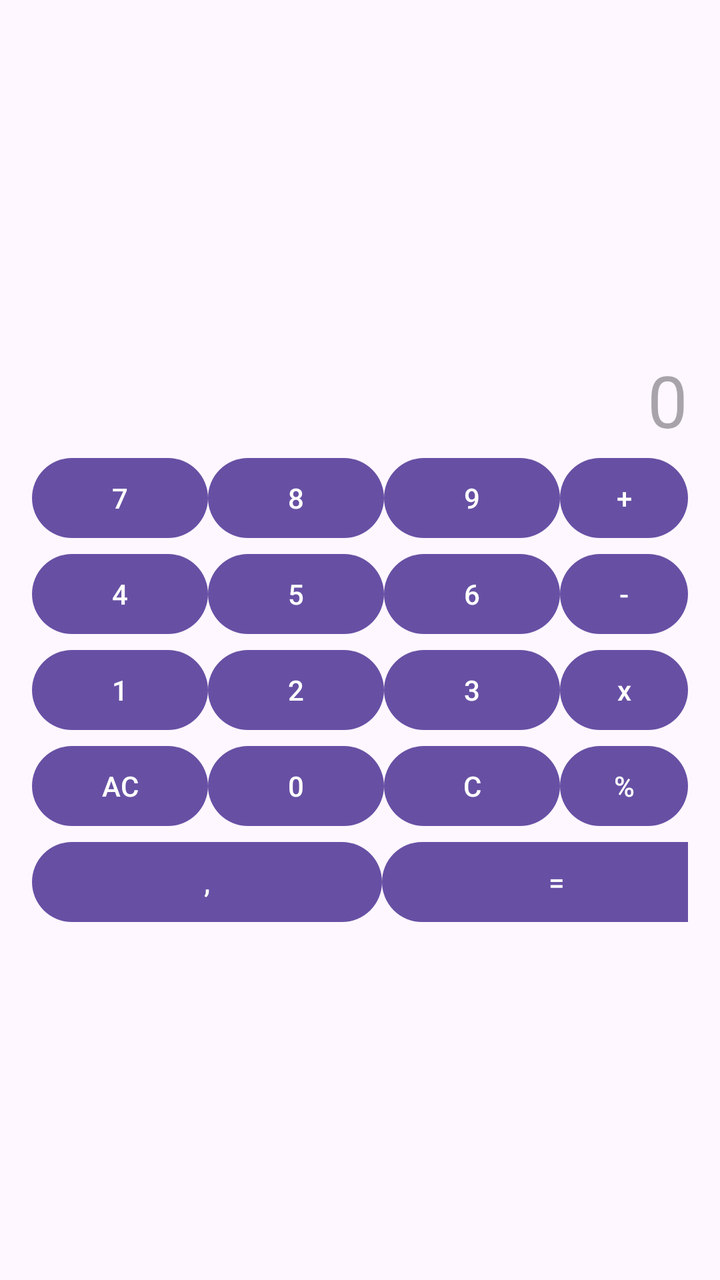
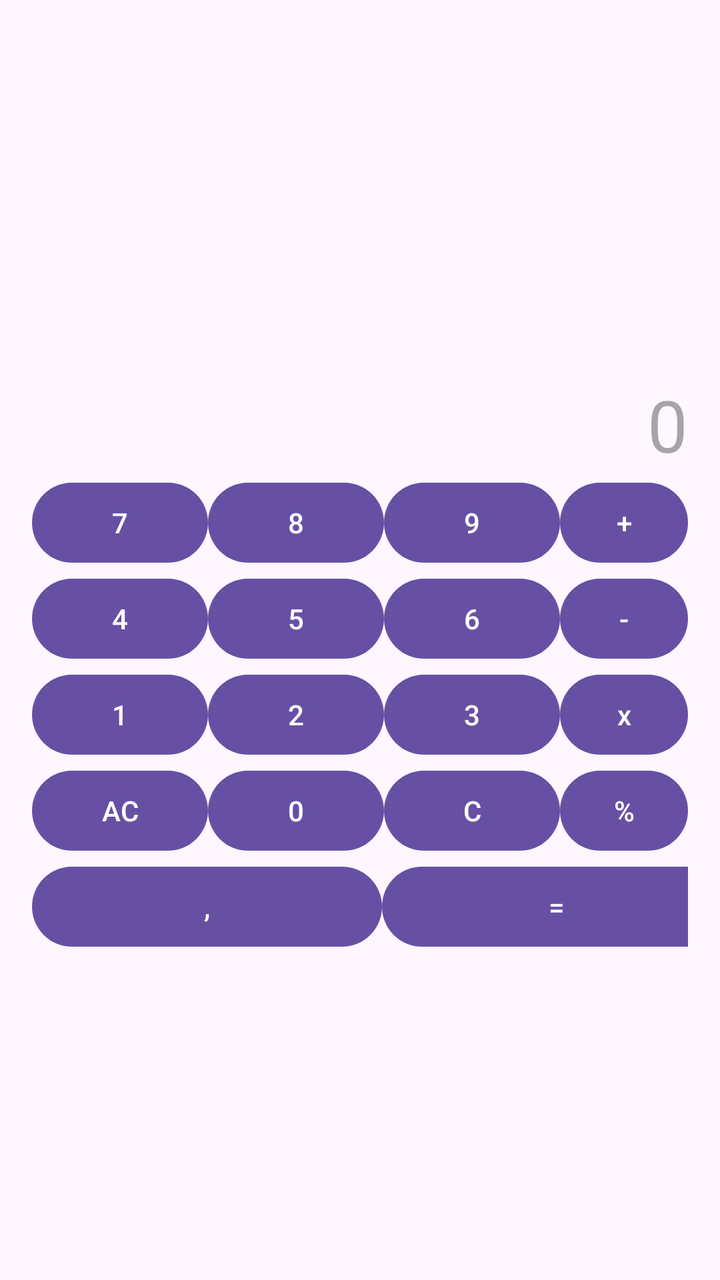

The first picture is an Android layout as it rendered before a commit; the second is the same layout after the commit. The layout source and the unified diff follow.
<!-- AndroidManifest.xml: application theme Theme.CalculadoraBasica -->
<!-- res/layout/activity_main.xml -->
<?xml version="1.0" encoding="utf-8"?>
<LinearLayout
    xmlns:android="http://schemas.android.com/apk/res/android"
    xmlns:tools="http://schemas.android.com/tools"
    android:id="@+id/main"
    android:layout_width="match_parent"
    android:layout_height="match_parent"
    android:orientation="vertical"
    android:gravity="center"
    android:padding="16dp"
    tools:context=".MainActivity">

    <TextView
        android:id="@+id/txtViewNumeros"
        android:layout_width="match_parent"
        android:layout_height="50dp"
        android:gravity="end|center_vertical"
        android:hint="0"
        android:textSize="36sp"
        />

    <LinearLayout
        android:layout_width="match_parent"
        android:layout_height="wrap_content"
        android:orientation="horizontal">
        <Button
            android:id="@+id/button7"
            android:layout_width="wrap_content"
            android:layout_height="wrap_content"
            android:text="7"/>
        <Button
            android:id="@+id/button8"
            android:layout_width="wrap_content"
            android:layout_height="wrap_content"
            android:text="8"/>
        <Button
            android:id="@+id/button9"
            android:layout_width="wrap_content"
            android:layout_height="wrap_content"
            android:text="9"/>
            <Button
            android:id="@+id/buttonSumar"
            android:layout_width="wrap_content"
            android:layout_height="wrap_content"
            android:text="+"/>
    </LinearLayout>
    <LinearLayout
        android:layout_width="match_parent"
        android:layout_height="wrap_content"
        android:orientation="horizontal">
        <Button
            android:id="@+id/button4"
            android:layout_width="wrap_content"
            android:layout_height="wrap_content"
            android:text="4"/>
        <Button
            android:id="@+id/button5"
            android:layout_width="wrap_content"
            android:layout_height="wrap_content"
            android:text="5"/>
        <Button
            android:id="@+id/button6"
            android:layout_width="wrap_content"
            android:layout_height="wrap_content"
            android:text="6"/>
        <Button
            android:id="@+id/buttonRestar"
            android:layout_width="wrap_content"
            android:layout_height="wrap_content"
            android:text="-"/>
    </LinearLayout>
    <LinearLayout
        android:layout_width="match_parent"
        android:layout_height="wrap_content"
        android:orientation="horizontal">
        <Button
            android:id="@+id/button1"
            android:layout_width="wrap_content"
            android:layout_height="wrap_content"
            android:text="1"/>
        <Button
            android:id="@+id/button2"
            android:layout_width="wrap_content"
            android:layout_height="wrap_content"
            android:text="2"/>
        <Button
            android:id="@+id/button3"
            android:layout_width="wrap_content"
            android:layout_height="wrap_content"
            android:text="3"/>
        <Button
            android:id="@+id/buttonMultiplicar"
            android:layout_width="wrap_content"
            android:layout_height="wrap_content"
            android:text="x"/>
    </LinearLayout>
    <LinearLayout
        android:layout_width="match_parent"
        android:layout_height="wrap_content"
        android:orientation="horizontal">
        <Button
            android:id="@+id/buttonAC"
            android:layout_width="wrap_content"
            android:layout_height="wrap_content"
            android:text="AC"/>
        <Button
            android:id="@+id/button0"
            android:layout_width="wrap_content"
            android:layout_height="wrap_content"
            android:text="0"/>
        <Button
            android:id="@+id/buttonC"
            android:layout_width="wrap_content"
            android:layout_height="wrap_content"
            android:text="C"/>
        <Button
            android:id="@+id/buttonDividir"
            android:layout_width="wrap_content"
            android:layout_height="wrap_content"
            android:text="%"/>
    </LinearLayout>
    <LinearLayout
        android:layout_width="match_parent"
        android:layout_height="wrap_content"
        android:orientation="horizontal">
        <Button
            android:id="@+id/buttonComa"
            android:layout_width="175dp"
            android:layout_height="wrap_content"
            android:text=","/>
        <Button
            android:id="@+id/buttonIgual"
            android:layout_width="175dp"
            android:layout_height="wrap_content"
            android:text="="/>
    </LinearLayout>
</LinearLayout>
<!-- resources referenced by this layout -->
<resources>
  <style name="Theme.CalculadoraBasica" parent="Base.Theme.CalculadoraBasica" />
  <style name="Base.Theme.CalculadoraBasica" parent="Theme.Material3.DayNight.NoActionBar">
          
          
      </style>
</resources>

<!-- the commit's change to res/layout/activity_main.xml (unified diff, before → after) -->
@@ -10,6 +10,14 @@
     android:padding="16dp"
     tools:context=".MainActivity">
 
+    <TextView
+        android:id="@+id/txtViewOperacion"
+        android:layout_width="match_parent"
+        android:layout_height="25dp"
+        android:gravity="end|center_vertical"
+        android:textSize="18sp"
+        android:textColor="#888888"
+        />
     <TextView
         android:id="@+id/txtViewNumeros"
         android:layout_width="match_parent"
